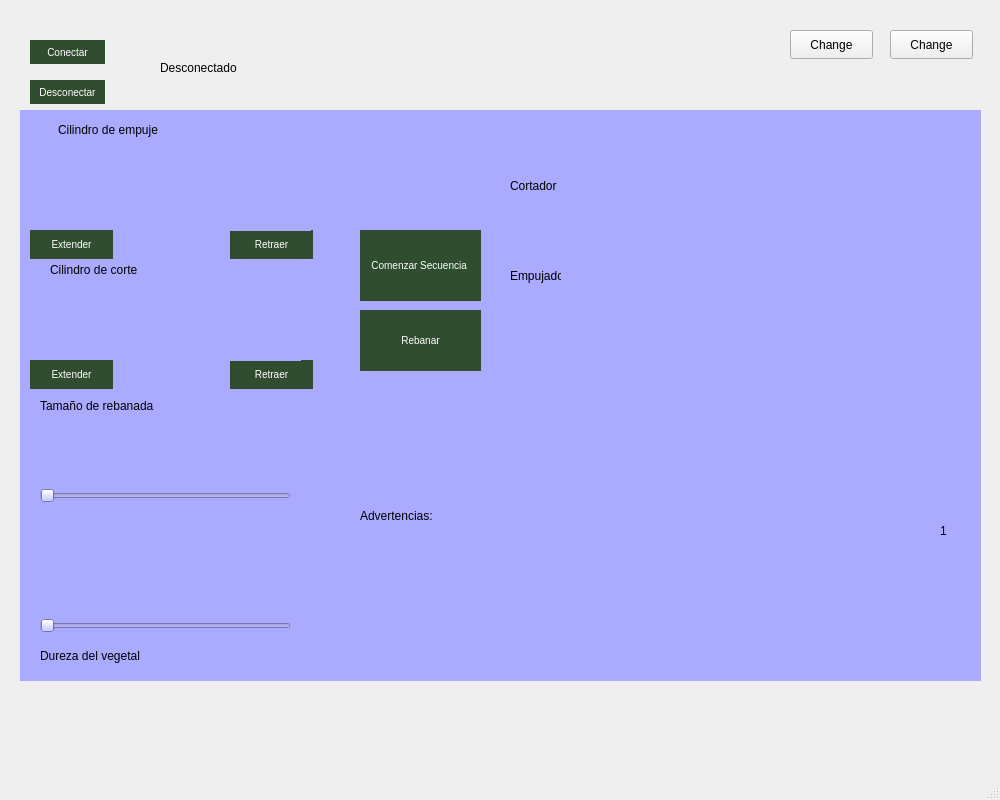
This is ProyectoNeu.ui in osvaldillo/interfaz-banco-cortadora as Qt 5 draws it before an edit. The edited form follows.
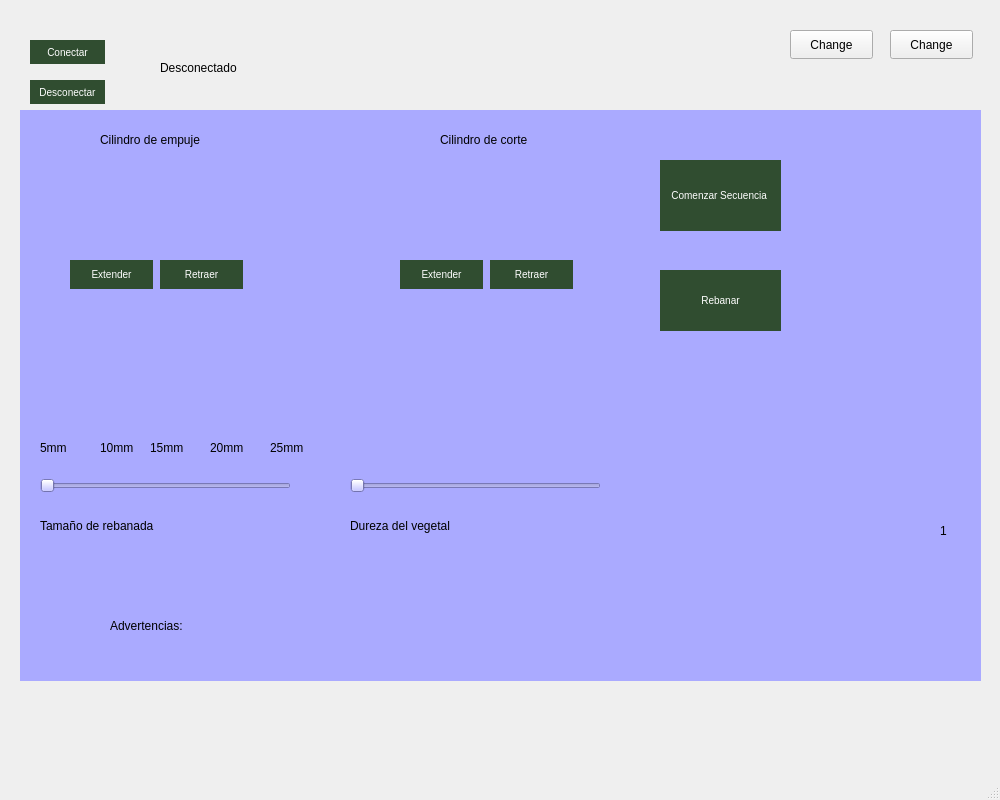
This is the edited form. The open tabs and pages were chosen to show the change. Icons and pictures are not drawn.

Commit message: Proyecto Neumática- programación terminados

What changed in the file:
```diff
--- a/ProyectoNeu.ui
+++ b/ProyectoNeu.ui
@@ -46,8 +46,8 @@
      <widget class="QLabel" name="Cucumber">
       <property name="geometry">
        <rect>
-        <x>120</x>
-        <y>430</y>
+        <x>430</x>
+        <y>300</y>
         <width>51</width>
         <height>51</height>
        </rect>
@@ -59,8 +59,8 @@
      <widget class="QLabel" name="label_2">
       <property name="geometry">
        <rect>
-        <x>20</x>
-        <y>530</y>
+        <x>330</x>
+        <y>400</y>
         <width>121</width>
         <height>31</height>
        </rect>
@@ -76,7 +76,7 @@
       <property name="geometry">
        <rect>
         <x>20</x>
-        <y>280</y>
+        <y>400</y>
         <width>121</width>
         <height>31</height>
        </rect>
@@ -88,24 +88,11 @@
        <string>Tamaño de rebanada</string>
       </property>
      </widget>
-     <widget class="QLabel" name="label_6">
-      <property name="geometry">
-       <rect>
-        <x>560</x>
-        <y>140</y>
-        <width>301</width>
-        <height>61</height>
-       </rect>
-      </property>
-      <property name="text">
-       <string/>
-      </property>
-     </widget>
      <widget class="QPushButton" name="RecoilA">
       <property name="geometry">
        <rect>
-        <x>210</x>
-        <y>120</y>
+        <x>140</x>
+        <y>150</y>
         <width>83</width>
         <height>29</height>
        </rect>
@@ -141,8 +128,8 @@
      <widget class="QSlider" name="SliderHardness">
       <property name="geometry">
        <rect>
-        <x>20</x>
-        <y>500</y>
+        <x>330</x>
+        <y>360</y>
         <width>251</width>
         <height>31</height>
        </rect>
@@ -161,7 +148,7 @@
       <property name="geometry">
        <rect>
         <x>20</x>
-        <y>320</y>
+        <y>270</y>
         <width>251</width>
         <height>41</height>
        </rect>
@@ -176,33 +163,26 @@
        <bool>true</bool>
       </property>
      </widget>
-     <widget class="QLabel" name="label_5">
-      <property name="geometry">
-       <rect>
-        <x>560</x>
-        <y>40</y>
-        <width>301</width>
-        <height>61</height>
-       </rect>
-      </property>
-      <property name="text">
-       <string/>
-      </property>
-     </widget>
      <widget class="QSlider" name="horizontalSlider">
       <property name="geometry">
        <rect>
         <x>20</x>
-        <y>370</y>
+        <y>360</y>
         <width>251</width>
         <height>31</height>
        </rect>
       </property>
+      <property name="minimum">
+       <number>5</number>
+      </property>
       <property name="maximum">
-       <number>180</number>
+       <number>20</number>
       </property>
       <property name="singleStep">
-       <number>10</number>
+       <number>1</number>
+      </property>
+      <property name="pageStep">
+       <number>1</number>
       </property>
       <property name="orientation">
        <enum>Qt::Horizontal</enum>
@@ -211,10 +191,10 @@
      <widget class="QLabel" name="label_4">
       <property name="geometry">
        <rect>
-        <x>10</x>
+        <x>70</x>
         <y>50</y>
-        <width>281</width>
-        <height>71</height>
+        <width>131</width>
+        <height>91</height>
        </rect>
       </property>
       <property name="text">
@@ -224,8 +204,8 @@
      <widget class="QPushButton" name="RecoilB">
       <property name="geometry">
        <rect>
-        <x>210</x>
-        <y>250</y>
+        <x>470</x>
+        <y>150</y>
         <width>83</width>
         <height>29</height>
        </rect>
@@ -261,10 +241,10 @@
      <widget class="QLabel" name="label_9">
       <property name="geometry">
        <rect>
-        <x>0</x>
-        <y>180</y>
-        <width>281</width>
-        <height>71</height>
+        <x>410</x>
+        <y>50</y>
+        <width>121</width>
+        <height>91</height>
        </rect>
       </property>
       <property name="text">
@@ -274,8 +254,8 @@
      <widget class="QLabel" name="Carrot">
       <property name="geometry">
        <rect>
-        <x>230</x>
-        <y>430</y>
+        <x>530</x>
+        <y>300</y>
         <width>51</width>
         <height>51</height>
        </rect>
@@ -287,8 +267,8 @@
      <widget class="QPushButton" name="AdvanceA">
       <property name="geometry">
        <rect>
-        <x>10</x>
-        <y>120</y>
+        <x>50</x>
+        <y>150</y>
         <width>83</width>
         <height>29</height>
        </rect>
@@ -324,8 +304,8 @@
      <widget class="QPushButton" name="AdvanceB">
       <property name="geometry">
        <rect>
-        <x>10</x>
-        <y>250</y>
+        <x>380</x>
+        <y>150</y>
         <width>83</width>
         <height>29</height>
        </rect>
@@ -361,8 +341,8 @@
      <widget class="QPushButton" name="Auto">
       <property name="geometry">
        <rect>
-        <x>340</x>
-        <y>120</y>
+        <x>640</x>
+        <y>50</y>
         <width>121</width>
         <height>71</height>
        </rect>
@@ -398,8 +378,8 @@
      <widget class="QLabel" name="Ban">
       <property name="geometry">
        <rect>
-        <x>10</x>
-        <y>430</y>
+        <x>320</x>
+        <y>300</y>
         <width>51</width>
         <height>51</height>
        </rect>
@@ -424,43 +404,11 @@
        <string>1</string>
       </property>
      </widget>
-     <widget class="QLabel" name="label_44">
-      <property name="geometry">
-       <rect>
-        <x>490</x>
-        <y>60</y>
-        <width>51</width>
-        <height>31</height>
-       </rect>
-      </property>
-      <property name="styleSheet">
-       <string notr="true">color: rgb(0, 0, 0);</string>
-      </property>
-      <property name="text">
-       <string>Cortador</string>
-      </property>
-     </widget>
-     <widget class="QLabel" name="label_45">
-      <property name="geometry">
-       <rect>
-        <x>490</x>
-        <y>150</y>
-        <width>51</width>
-        <height>31</height>
-       </rect>
-      </property>
-      <property name="styleSheet">
-       <string notr="true">color: rgb(0, 0, 0);</string>
-      </property>
-      <property name="text">
-       <string>Empujador</string>
-      </property>
-     </widget>
      <widget class="QLabel" name="label_7">
       <property name="geometry">
        <rect>
-        <x>38</x>
-        <y>10</y>
+        <x>80</x>
+        <y>20</y>
         <width>131</width>
         <height>20</height>
        </rect>
@@ -472,8 +420,8 @@
      <widget class="QLabel" name="label_10">
       <property name="geometry">
        <rect>
-        <x>30</x>
-        <y>150</y>
+        <x>420</x>
+        <y>20</y>
         <width>131</width>
         <height>20</height>
        </rect>
@@ -485,8 +433,8 @@
      <widget class="QPushButton" name="slicingButton">
       <property name="geometry">
        <rect>
-        <x>340</x>
-        <y>200</y>
+        <x>640</x>
+        <y>160</y>
         <width>121</width>
         <height>61</height>
        </rect>
@@ -522,8 +470,8 @@
      <widget class="QLabel" name="label_8">
       <property name="geometry">
        <rect>
-        <x>340</x>
-        <y>390</y>
+        <x>90</x>
+        <y>500</y>
         <width>81</width>
         <height>31</height>
        </rect>
@@ -535,10 +483,10 @@
      <widget class="QLabel" name="warningsLabel">
       <property name="geometry">
        <rect>
-        <x>340</x>
-        <y>440</y>
-        <width>271</width>
-        <height>111</height>
+        <x>180</x>
+        <y>490</y>
+        <width>671</width>
+        <height>41</height>
        </rect>
       </property>
       <property name="text">
@@ -548,6 +496,71 @@
        <set>Qt::AlignLeading|Qt::AlignLeft|Qt::AlignTop</set>
       </property>
      </widget>
+     <widget class="QLabel" name="label_11">
+      <property name="geometry">
+       <rect>
+        <x>20</x>
+        <y>330</y>
+        <width>49</width>
+        <height>16</height>
+       </rect>
+      </property>
+      <property name="text">
+       <string>5mm</string>
+      </property>
+     </widget>
+     <widget class="QLabel" name="label_12">
+      <property name="geometry">
+       <rect>
+        <x>80</x>
+        <y>330</y>
+        <width>49</width>
+        <height>16</height>
+       </rect>
+      </property>
+      <property name="text">
+       <string>10mm</string>
+      </property>
+     </widget>
+     <widget class="QLabel" name="label_13">
+      <property name="geometry">
+       <rect>
+        <x>130</x>
+        <y>330</y>
+        <width>49</width>
+        <height>16</height>
+       </rect>
+      </property>
+      <property name="text">
+       <string>15mm</string>
+      </property>
+     </widget>
+     <widget class="QLabel" name="label_14">
+      <property name="geometry">
+       <rect>
+        <x>190</x>
+        <y>330</y>
+        <width>49</width>
+        <height>16</height>
+       </rect>
+      </property>
+      <property name="text">
+       <string>20mm</string>
+      </property>
+     </widget>
+     <widget class="QLabel" name="label_15">
+      <property name="geometry">
+       <rect>
+        <x>250</x>
+        <y>330</y>
+        <width>49</width>
+        <height>16</height>
+       </rect>
+      </property>
+      <property name="text">
+       <string>25mm</string>
+      </property>
+     </widget>
     </widget>
     <widget class="QWidget" name="Instructions">
      <property name="styleSheet">
```
Left out of the diff: 2 changed lines with no effect on the pictures. The commit also changes 3 other files.
